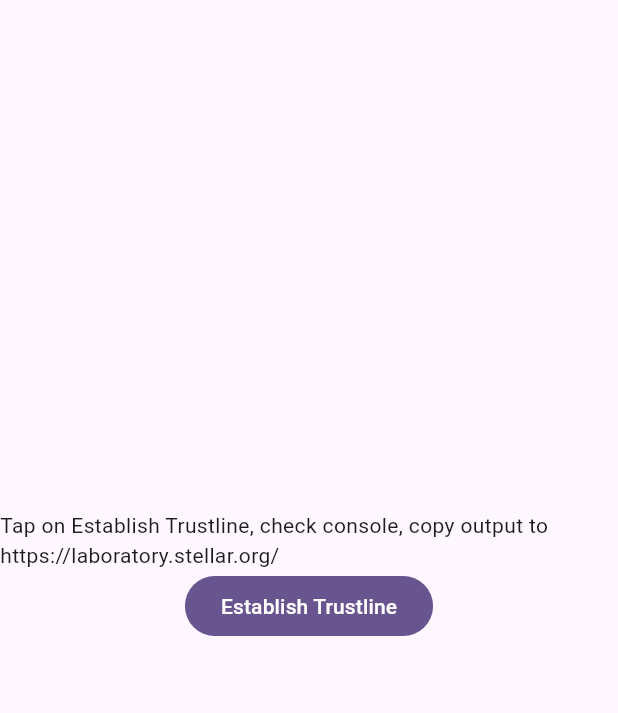
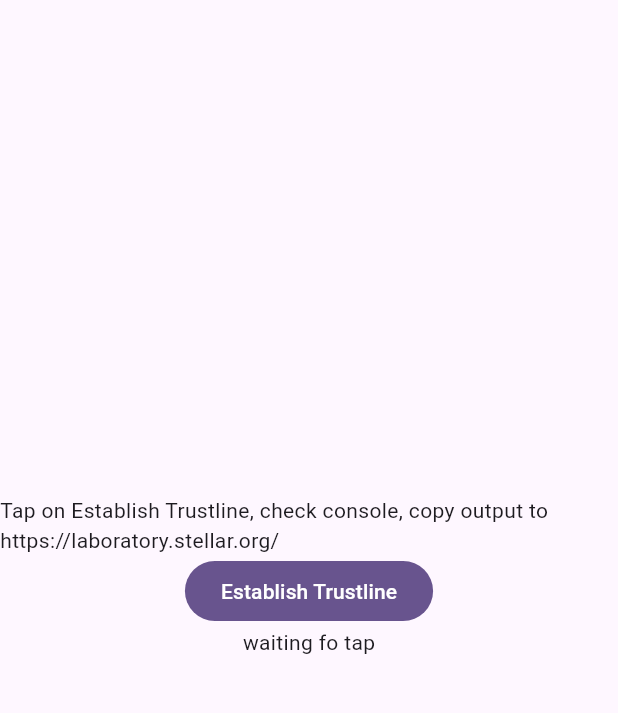
Before and after one commit to rinat-enikeev/sfsdk_web_issue, a Flutter app: the screen it shows after launch, after a tap on "Establish Trustline", on a phone screen of 412 x 824 dp, the part 84-797 px from its top. Run offline on Flutter 3.47's test engine with Material 3 defaults, Android fonts, the phone set to English and light mode, and no system bars; missing offline and left inert: stellar_flutter_sdk.

Commit message:
tx bad sequence

```diff
--- a/lib/main.dart
+++ b/lib/main.dart
@@ -30,29 +30,46 @@ class MyHomePage extends StatefulWidget {
 }
 
 class _MyHomePageState extends State<MyHomePage> {
+  KeyPair? keyPair;
+  String? result;
+
+  @override
+  void initState() {
+    super.initState();
+    initKeypair();
+  }
+
+  Future<void> initKeypair() async {
+    Wallet wallet = await Wallet.from(
+        'manage dilemma chalk burden evidence prefer toilet icon wine horse trust tortoise');
+    final pair = await wallet.getKeyPair();
+    setState(() {
+      keyPair = pair;
+    });
+  }
+
   Future<void> _establishTrustline() async {
-    final stellarSDK = StellarSDK.TESTNET;
-
-    final keyPair = KeyPair.random();
+    final stellarSDK = StellarSDK.PUBLIC;
     final asset = Asset.createNonNativeAsset(
-        'ASILVER', 'GD3TLZTXQR3UTJ5L76QIG3JXEO4USOCC5XNUTAHY5SYE7AT2FAXM5XPL');
-
-    await FriendBot.fundTestAccount(keyPair.accountId);
+        'USDC', 'GA5ZSEJYB37JRC5AVCIA5MOP4RHTM335X2KGX3IHOJAPP5RE34K4KZVN');
 
     AccountResponse account =
-        await stellarSDK.accounts.account(keyPair.accountId);
+        await stellarSDK.accounts.account(keyPair!.accountId);
 
     Transaction transaction = TransactionBuilder(account)
         .addOperation(
             ChangeTrustOperationBuilder(asset, '922337203685.4775807').build())
         .build();
 
-    transaction.sign(keyPair, Network.TESTNET);
+    transaction.sign(keyPair!, Network.PUBLIC);
 
     SubmitTransactionResponse response =
         await stellarSDK.submitTransaction(transaction);
 
-    print(response.envelopeXdr);
+    setState(() {
+      result = response.envelopeXdr;
+    });
+    print(result);
   }
 
   @override
@@ -62,7 +79,9 @@ class _MyHomePageState extends State<MyHomePage> {
         backgroundColor: Theme.of(context).colorScheme.inversePrimary,
         title: Text(widget.title),
       ),
-      body: Center(
+      body: keyPair == null
+          ? const Center(child: CircularProgressIndicator.adaptive())
+          : Center(
               child: Column(
                 mainAxisAlignment: MainAxisAlignment.center,
                 children: <Widget>[
@@ -71,7 +90,8 @@ class _MyHomePageState extends State<MyHomePage> {
                   ),
                   FilledButton.icon(
                       label: const Text("Establish Trustline"),
-                onPressed: () async => {await _establishTrustline()})
+                      onPressed: () async => {await _establishTrustline()}),
+                  result == null ? const Text('waiting fo tap') : Text(result!)
                 ],
               ),
             ),
--- a/pubspec.yaml
+++ b/pubspec.yaml
@@ -35,7 +35,7 @@ dependencies:
   # The following adds the Cupertino Icons font to your application.
   # Use with the CupertinoIcons class for iOS style icons.
   cupertino_icons: ^1.0.6
-  stellar_flutter_sdk: ^1.8.1
+  stellar_flutter_sdk: ^1.8.2
 
 dev_dependencies:
   flutter_test:
```
Also changed, not shown: pubspec.lock, 1 other file. Lines whose indentation alone changed are shown as unchanged.
